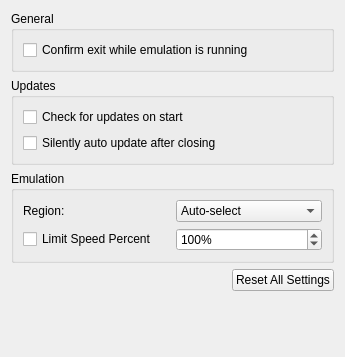
Above: src/citra_qt/configuration/configure_general.ui from PabloMK7/citra before the change. Below: the same form after it.
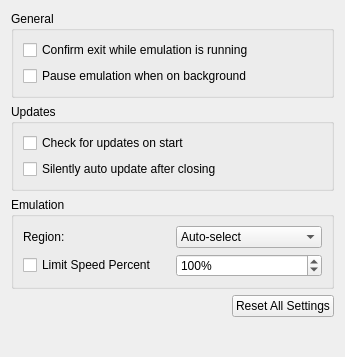
That is the form after the change.

Commit message: Add option to enable pause when on background

Diff of the .ui file:
```diff
--- a/src/citra_qt/configuration/configure_general.ui
+++ b/src/citra_qt/configuration/configure_general.ui
@@ -29,6 +29,13 @@
           </property>
          </widget>
         </item>
+       <item>
+         <widget class="QCheckBox" name="toggle_background_pause">
+          <property name="text">
+           <string>Pause emulation when on background</string>
+          </property>
+         </widget>
+        </item>
        </layout>
       </widget>
      </item>
```
The commit also changes 4 other files.
